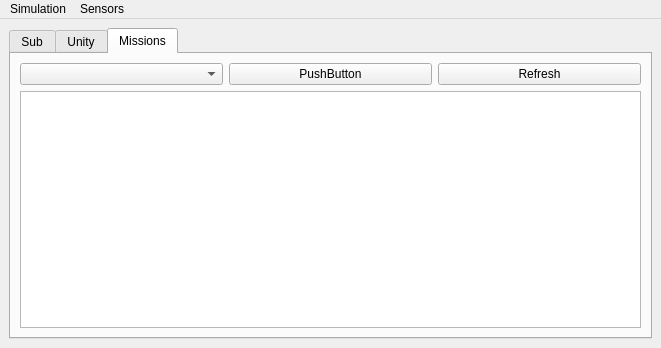
Old version of the form rqt_waypoint/resource/Mainwindow.ui in the repository sonia-auv/ros2_rqt_sonia_plugins.
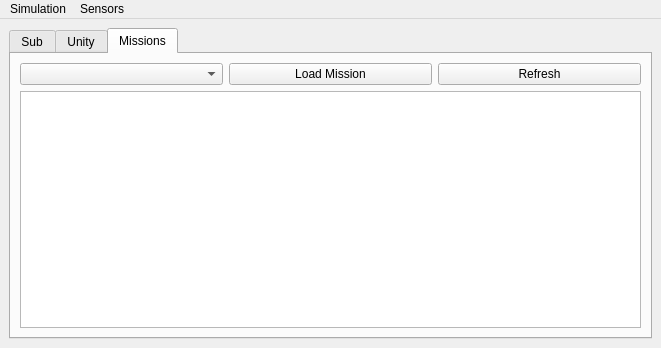
New version of the form. The open tabs and pages were chosen to show the change.

Patch:
```diff
--- a/rqt_waypoint/resource/Mainwindow.ui
+++ b/rqt_waypoint/resource/Mainwindow.ui
@@ -813,7 +813,7 @@
           <item>
            <widget class="QPushButton" name="pushButton">
             <property name="text">
-             <string>PushButton</string>
+             <string>Load Mission</string>
             </property>
            </widget>
           </item>
```
Left out of the diff: 26 changed lines with no effect on the pictures. Lines whose indentation alone changed are shown as unchanged.
